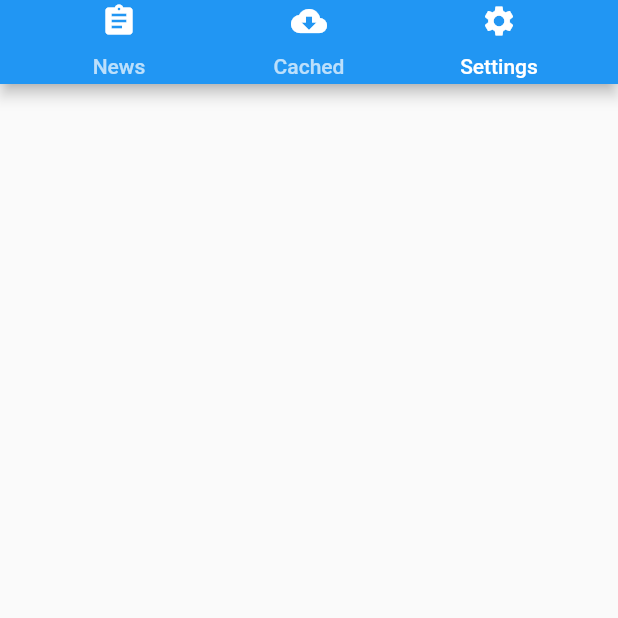
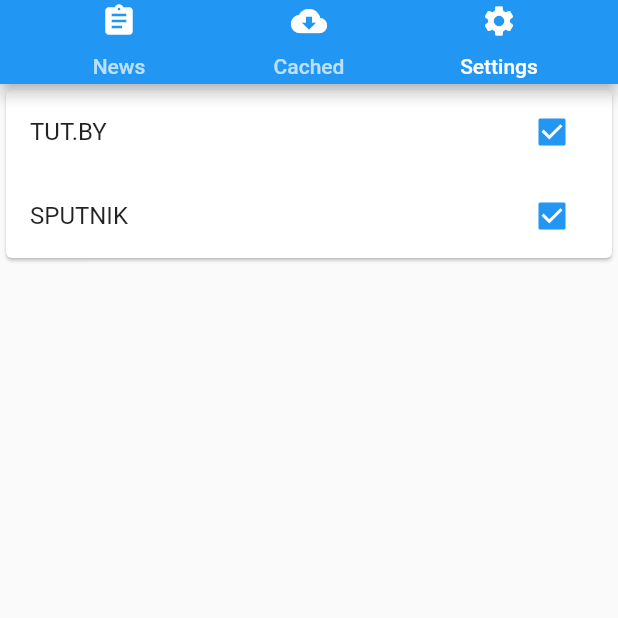
Before and after one commit to ZhyvelM/NewsHelper, a Flutter app: the screen it shows after launch, tab 3 chosen, on a phone screen of 412 x 824 dp, the top half of it. Run offline on Flutter 3.47's test engine with Material 2 defaults, Android fonts, the phone set to English and light mode, and no system bars; our stand-ins replace flutter_slidable, shared_preferences, sqflite; accounts and stored records are empty; network calls fail.

Commit message:
settings added (sites pick)

```diff
--- a/lib/News/LiveView/NewsGetter.dart
+++ b/lib/News/LiveView/NewsGetter.dart
@@ -1,27 +1,29 @@
 import 'package:news_observer/News/LiveView/Parsers/SputnikParser.dart';
+import 'package:news_observer/News/News.dart';
+import 'package:news_observer/utils.dart' as utils;
 
-import 'Parsers/IParserInterface.dart';
 import 'Parsers/TutByParser.dart';
-import 'package:flutter/material.dart';
-import 'package:news_observer/News/News.dart';
 
-class NewsGetter{
-
+class NewsGetter {
   NewsGetter._();
   static final NewsGetter parser = NewsGetter._();
 
-  Future<List<News>> getNews(DateTime day) async{
+  Future<List<News>> getNews(DateTime day) async {
     print("## NewsGetter.getNews() : day = $day");
     List<News> newsList = [];
-    var tutBy = await TutByParser.parser.getNews(day);
-    var sputnik = await SputnikParser.parser.getNews(day);
-    if(tutBy != null){
-      newsList += tutBy;
+    if (utils.prefs.getBool("tutby")) {
+      var tutBy = await TutByParser.parser.getNews(day);
+      if (tutBy != null) {
+        newsList += tutBy;
+      }
     }
-    if(sputnik != null){
-      newsList += sputnik;
+    if (utils.prefs.getBool("sputnik")) {
+      var sputnik = await SputnikParser.parser.getNews(day);
+      if (sputnik != null) {
+        newsList += sputnik;
+      }
     }
-    if(newsList != null) {
+    if (newsList != null) {
       newsList.sort((a, b) => a.dateTime.compareTo(b.dateTime));
     }
     print("## NewsGetter.getNews() : sortedList = $newsList");
--- a/lib/Settings/Settings.dart
+++ b/lib/Settings/Settings.dart
@@ -0,0 +1,57 @@
+import 'package:flutter/material.dart';
+import 'package:news_observer/News/LiveView/LiveModel.dart' show liveModel;
+import 'package:news_observer/utils.dart' as utils;
+
+class Settings extends StatefulWidget {
+  @override
+  SettingsState createState() => SettingsState();
+}
+
+class SettingsState extends State {
+  bool tutby = utils.prefs.getBool("tutby");
+  bool sputnik = utils.prefs.getBool("sputnik");
+
+  @override
+  Widget build(BuildContext context) {
+    return Scaffold(
+      body: SingleChildScrollView(
+        child: Column(
+          children: [
+            Card(
+              child: Column(
+                children: [
+                  ListTile(
+                    title: Text("TUT.BY"),
+                    trailing: Checkbox(
+                      value: tutby,
+                      onChanged: (val) {
+                        setState(() {
+                          tutby = val;
+                          utils.prefs.setBool("tutby", val);
+                          liveModel.loadData();
+                        });
+                      },
+                    ),
+                  ),
+                  ListTile(
+                    title: Text("SPUTNIK"),
+                    trailing: Checkbox(
+                      value: sputnik,
+                      onChanged: (val) {
+                        setState(() {
+                          sputnik = val;
+                          utils.prefs.setBool("sputnik", val);
+                          liveModel.loadData();
+                        });
+                      },
+                    ),
+                  )
+                ],
+              ),
+            )
+          ],
+        ),
+      ),
+    );
+  }
+}
--- a/lib/main.dart
+++ b/lib/main.dart
@@ -1,17 +1,28 @@
+import 'dart:io';
+
 import 'package:flutter/material.dart';
+import 'package:news_observer/News/CacheView/Cache.dart';
 import 'package:news_observer/News/LiveView/Live.dart';
+import 'package:news_observer/Settings/Settings.dart';
+import 'package:path_provider/path_provider.dart';
+import 'package:shared_preferences/shared_preferences.dart';
+
 import 'utils.dart' as utils;
-import 'dart:io';
-import 'package:path_provider/path_provider.dart';
-import 'package:news_observer/News/CacheView/Cache.dart';
 
 void main() {
-  startMeUp() async{
+  startMeUp() async {
     WidgetsFlutterBinding.ensureInitialized();
     Directory docsDir = await getApplicationDocumentsDirectory();
+    utils.prefs = await SharedPreferences.getInstance();
+    if (utils.prefs.getKeys() == null || utils.prefs.getKeys().isEmpty) {
+      print("## main preferences init");
+      utils.prefs.setBool("tutby", true);
+      utils.prefs.setBool("sputnik", true);
+    }
     utils.docsDir = docsDir;
     runApp(MyApp());
   }
+
   startMeUp();
 }
 
@@ -23,25 +34,27 @@ class MyApp extends StatelessWidget {
         length: 3,
         child: Scaffold(
           appBar: AppBar(
-            title: Column(
-                mainAxisAlignment: MainAxisAlignment.end,
-                children: [
-                  TabBar(
-                    tabs: [
-                      Tab(icon: Icon(Icons.assignment), text: "News",),
-                      Tab(icon: Icon(Icons.cloud_download), text: "Cached",),
-                      Tab(icon: Icon(Icons.settings), text: "Settings",)
-                    ],
+            title: Column(mainAxisAlignment: MainAxisAlignment.end, children: [
+              TabBar(
+                tabs: [
+                  Tab(
+                    icon: Icon(Icons.assignment),
+                    text: "News",
                   ),
-                ]
-            ),
+                  Tab(
+                    icon: Icon(Icons.cloud_download),
+                    text: "Cached",
+                  ),
+                  Tab(
+                    icon: Icon(Icons.settings),
+                    text: "Settings",
+                  )
+                ],
+              ),
+            ]),
           ),
           body: TabBarView(
-            children: [
-              Live(),
-              Cache(),
-              Scaffold()
-            ],
+            children: [Live(), Cache(), Settings()],
           ),
         ),
       ),
--- a/lib/utils.dart
+++ b/lib/utils.dart
@@ -1,8 +1,14 @@
 import 'dart:io';
+
 import 'package:flutter/material.dart';
+import 'package:shared_preferences/shared_preferences.dart';
+
 import 'News/NewsModel.dart';
 
 Directory docsDir;
+SharedPreferences prefs;
+bool tutBy;
+bool sputnik;
 
 Future<DateTime> selectDate(BuildContext inContext, NewsModel inModel) async {
   print("## globals.selectDate()");
@@ -11,18 +17,19 @@ Future<DateTime> selectDate(BuildContext inContext, NewsModel inModel) async {
       context: inContext,
       initialDate: DateTime.now(),
       firstDate: DateTime(2018),
-      lastDate: DateTime.now()
-  );
+      lastDate: DateTime.now());
   print("## globals.selectDate(): picked=$picked");
   return picked;
 }
 
 void showMessage(BuildContext inContext, String inMessage) {
-  ScaffoldMessenger.of(inContext).showSnackBar(
-      SnackBar(
-          backgroundColor: Colors.black26,
-          duration: Duration(seconds: 1),
-          content: Text(inMessage, style: TextStyle(color: Colors.white,),)
-      )
-  );
+  ScaffoldMessenger.of(inContext).showSnackBar(SnackBar(
+      backgroundColor: Colors.black26,
+      duration: Duration(seconds: 1),
+      content: Text(
+        inMessage,
+        style: TextStyle(
+          color: Colors.white,
+        ),
+      )));
 }
```
Also changed, not shown: lib/News/LiveView/LiveList.dart (+16 -24 lines), lib/News/LiveView/Parsers/SputnikParser.dart (+33 -17 lines).
